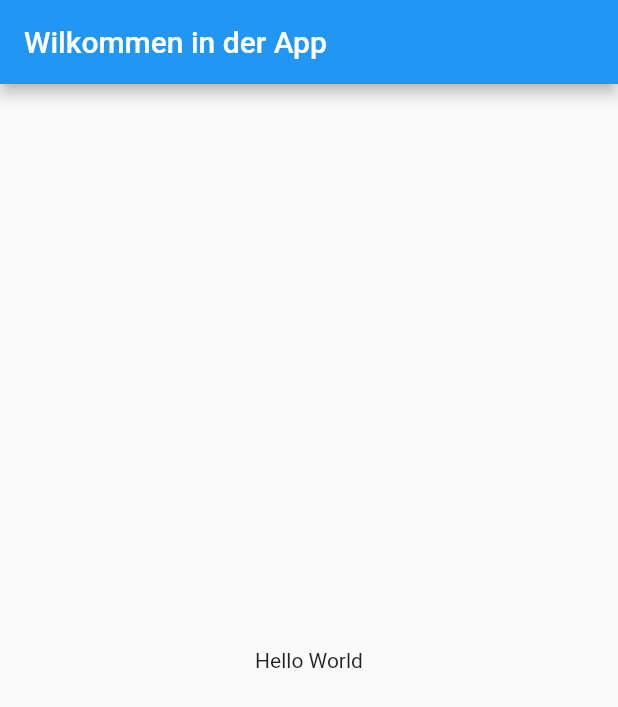
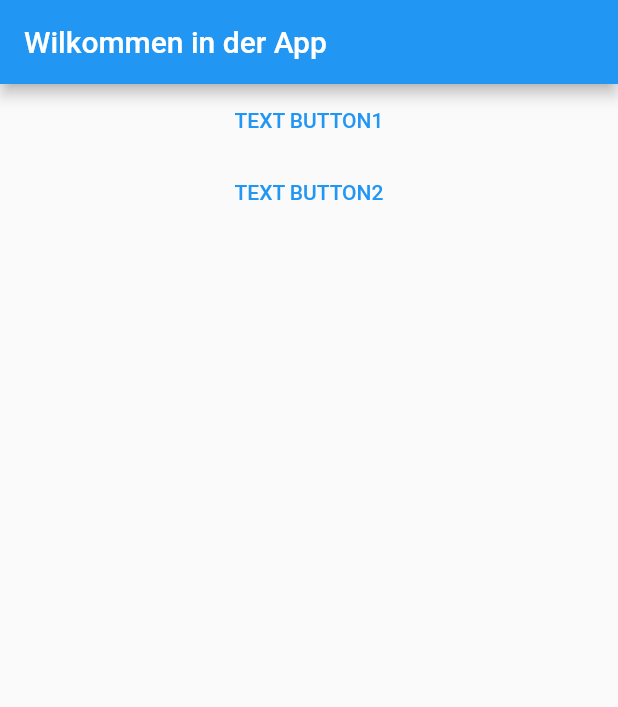
Before and after one commit to timgutberlet/uni_ma_tutor, a Flutter app: the screen it shows after launch, on a phone screen of 412 x 824 dp. Shown: the top 707 px of the screen. Run offline on Flutter 3.47's test engine with Material 2 defaults, Android fonts, the phone set to English and light mode, and no system bars.

Commit message:
"2Button"

```diff
--- a/lib/main.dart
+++ b/lib/main.dart
@@ -4,9 +4,9 @@ void main() {
   runApp(MyApp());
 }
 
-class MyApp extends StatelessWidget{
+class MyApp extends StatelessWidget {
   @override
-  Widget build(BuildContext context){
+  Widget build(BuildContext context) {
     return MaterialApp(
         title: 'Wilkommen bei UniMa Tutor',
         home: Scaffold(
@@ -14,10 +14,22 @@ class MyApp extends StatelessWidget{
               title: Text('Wilkommen in der App'),
             ),
             body: Center(
-          child: Text('Hello World'),
+              child: Column(children: [
+                TextButton(
+                  onPressed: () {
+                    // Respond to button press
+                  },
+                  child: Text("TEXT BUTTON1"),
                 ),
+                TextButton(
+                  onPressed: () {
+                    // Respond to button press
+                  },
+                  child: Text("TEXT BUTTON2"),
+                )
+              ]),
+            )
         )
     );
   }
-
 }
```
Lines whose indentation alone changed are shown as unchanged.
